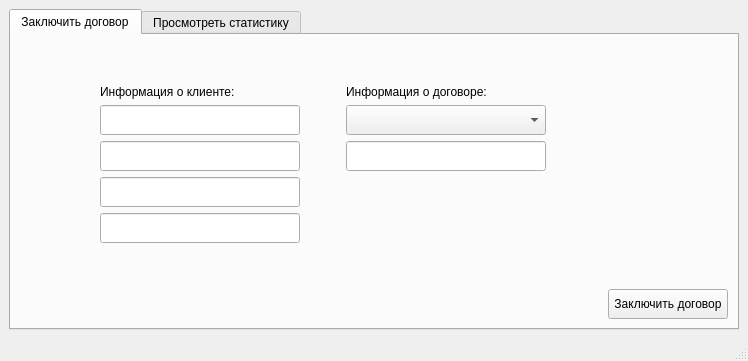
Old version of the form MDKP/agentwindow.ui in the repository MiFit1/OSOGO.
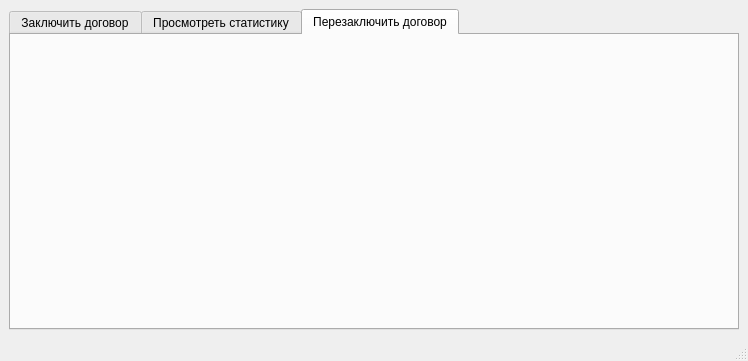
New version of the form.

Commit message: Добавлено окно просмотра статистики у бухгалтера. Добавлена возможность открыть договор на подтверждение у бухгалтера.

What changed in the file:
```diff
--- a/MDKP/agentwindow.ui
+++ b/MDKP/agentwindow.ui
@@ -18,7 +18,7 @@
     <item>
      <widget class="QTabWidget" name="tabWidget">
       <property name="currentIndex">
-       <number>0</number>
+       <number>2</number>
       </property>
       <widget class="QWidget" name="tab">
        <attribute name="title">
@@ -260,6 +260,16 @@
         </item>
        </layout>
       </widget>
+      <widget class="QWidget" name="RenegotiateContract">
+       <attribute name="title">
+        <string>Перезаключить договор</string>
+       </attribute>
+       <layout class="QVBoxLayout" name="verticalLayout">
+        <item>
+         <widget class="QWidget" name="ParentWidgetRenContract" native="true"/>
+        </item>
+       </layout>
+      </widget>
      </widget>
     </item>
    </layout>
```
The commit also changes 17 other files.
